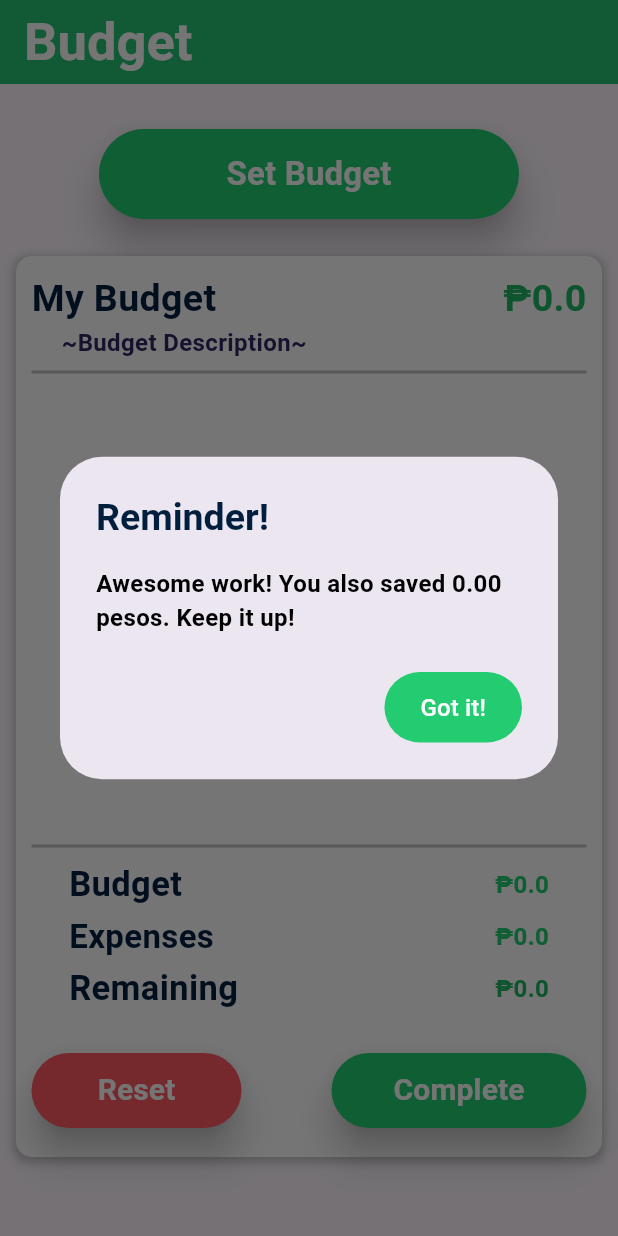
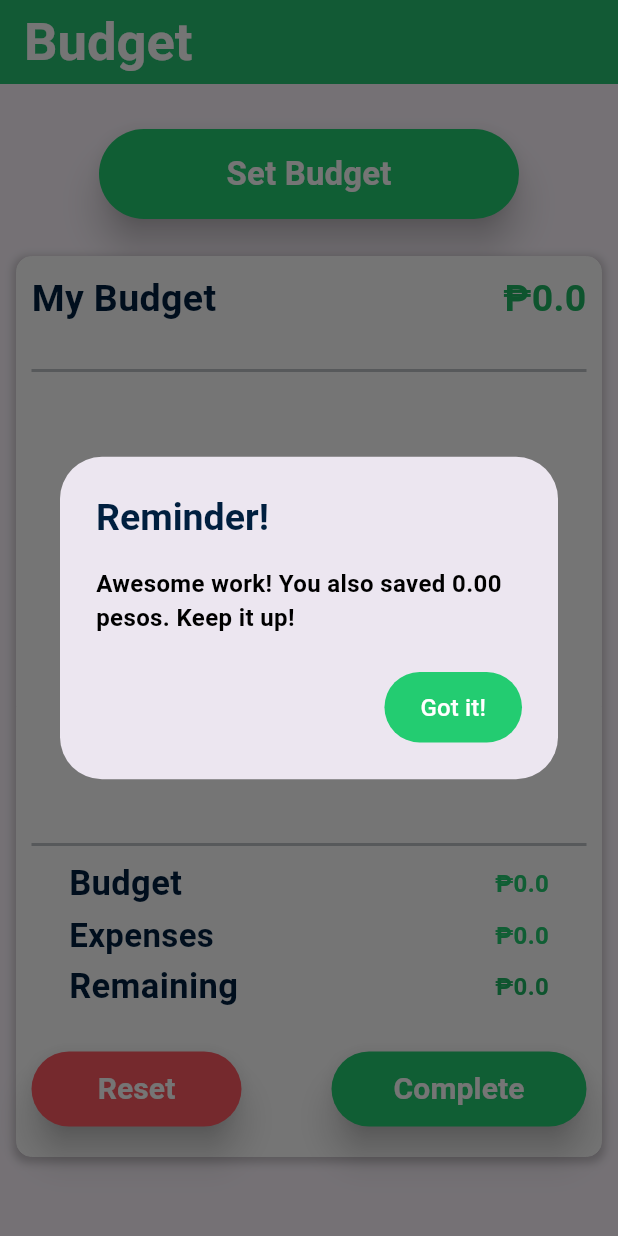
Before and after one commit to AzureSight/TrackUrCash, a Flutter app: the Budget screen opened directly, after a tap on "Complete", on a phone screen of 412 x 824 dp. Run offline on Flutter 3.47's test engine with Material 3 defaults, Android fonts, the phone set to English and light mode, and no system bars; our stand-ins replace cloud_firestore, firebase_auth, firebase_core, fl_chart, flutter_local_notifications, permission_handler and 1 more; accounts and stored records are empty; network calls fail; Roboto replaces fonts that are missing (Manrope, Nunito, Plus Jakarta Sans).

Commit message:
Changes on Budget db

```diff
--- a/lib/notif/notif.dart
+++ b/lib/notif/notif.dart
@@ -96,10 +96,8 @@ class NotificationService {
     double total = await reff.taketotal();
     double budget = await getbudget();
     double remaining = budget - total;
-    print(remaining);
 
     if (remaining < budget * 0.5) {
-      // Show notification
       await showNotification(
           title: 'Budget Alert', body: 'BUDGET NOTIF TESTING!');
       print("NOTIFIED");
--- a/lib/pages/Budget.dart
+++ b/lib/pages/Budget.dart
@@ -4,8 +4,7 @@ import 'dart:math';
 
 import 'package:cloud_firestore/cloud_firestore.dart';
 import 'package:finalproject_cst9l/notif/notif.dart';
-import 'package:finalproject_cst9l/pages/AllExpenses.dart';
-import 'package:finalproject_cst9l/pages/Refreshamount.dart';
+import 'package:finalproject_cst9l/pages/Transactions_budget.dart';
 import 'package:firebase_auth/firebase_auth.dart';
 import 'package:flutter/material.dart';
 import 'package:flutter/services.dart';
@@ -25,6 +24,8 @@ class _BudgetState extends State<Budget> {
   final TextEditingController _budgetController = TextEditingController();
   final TextEditingController _budgetdetailController = TextEditingController();
   double budget = 0.0;
+  String budgetdesc = "";
+  double tot = 0.0;
   var uid = Uuid();
   //DIALOG BOX TO ADD EXPENSES HERE
 
@@ -314,22 +315,36 @@ class _BudgetState extends State<Budget> {
     if (user != null) {
       try {
         // Retrieve all documents from the 'users' collection
-        DocumentSnapshot userDocument = await FirebaseFirestore.instance
+        QuerySnapshot userDocument = await FirebaseFirestore.instance
             .collection("Users")
             .doc(user.uid)
+            .collection("budget")
+            .where("status", isEqualTo: "active")
             .get();
 
-        // Iterate through each document in the collection
-        if (userDocument.exists) {
+        if (userDocument.docs.isNotEmpty) {
+          var activeBudget = userDocument.docs.first;
+          print("Active Budget Data: ${activeBudget.data()}");
           Map<String, dynamic> userData =
-              userDocument.data() as Map<String, dynamic>;
-          // Retrieve 'name' field from the document
-          //  String? userName = userData['name'];
-          double newBudget = userData['budget'];
+              activeBudget.data() as Map<String, dynamic>;
+
+          // Check if the value is stored as an int, and convert it to double if necessary
+          double newBudget = userData['budget_amount'] is int
+              ? (userData['budget_amount'] as int)
+                  .toDouble() // Convert int to double
+              : userData['budget_amount']
+                  as double; // If it's already a double, no need to convert
+
+          String newbudgetdesc = userData['budget_desc'];
           setState(() {
-            budget = newBudget; // Update the 'budget' variable
+            budget = newBudget;
+            budgetdesc = newbudgetdesc;
           });
-          // Here, you might want to match the user ID with the current user's ID
+        } else {
+          setState(() {
+            budget = 0.0;
+            budgetdesc = "";
+          });
         }
       } catch (e) {
         print("Error retrieving data: $e");
@@ -337,10 +352,66 @@ class _BudgetState extends State<Budget> {
     }
   }
 
-  var reff = Refresh();
-  Future<void> initializeTotal() async {
-    double total = await reff.taketotal();
-    tot = total;
+  // var budamount = BudgetGetter();
+  // Future<void> initializeTotal() async {
+  //   print("budget description: $budgetdesc");
+  //   double total = await budamount.fetchbudget();
+  //   tot = total;
+  //   print("expense AMOUNT IN BUDGET: $tot");
+  // }
+
+  Future<void> fetchexpenses() async {
+    final user = FirebaseAuth.instance.currentUser;
+
+    await FirebaseFirestore.instance.collection('Users').doc(user!.uid).get();
+
+    QuerySnapshot activeBudgetQuery = await FirebaseFirestore.instance
+        .collection('Users')
+        .doc(user.uid)
+        .collection('budget')
+        .where('status', isEqualTo: 'active')
+        .limit(1) // We expect only one active budget at a time
+        .get();
+
+    String activeBudgetDescription = " ";
+
+    if (activeBudgetQuery.docs.isNotEmpty) {
+      var activeBudgetDoc = activeBudgetQuery.docs.first;
+      activeBudgetDescription = activeBudgetDoc['budget_desc'];
+    }
+
+    DateTime now = DateTime.now();
+    DateTime startOfToday =
+        DateTime(now.year, now.month, now.day); // Start of current day
+    DateTime endOfToday = DateTime(
+        now.year, now.month, now.day, 23, 59, 59); // End of current day
+    double totalAmount = 0;
+    if (activeBudgetQuery.docs.isNotEmpty) {
+      QuerySnapshot expenseSnapshot = await FirebaseFirestore.instance
+          .collection('Users')
+          .doc(user.uid)
+          .collection('expenses')
+          .where('timestamp',
+              isGreaterThanOrEqualTo: startOfToday.millisecondsSinceEpoch)
+          .where('timestamp',
+              isLessThanOrEqualTo: endOfToday.millisecondsSinceEpoch)
+          .where('budget', isEqualTo: activeBudgetDescription)
+          .get();
+
+      List<QueryDocumentSnapshot> expenses = expenseSnapshot.docs;
+
+      for (var expense in expenses) {
+        totalAmount += (expense['amount'] as num).toDouble();
+      }
+
+      setState(() {
+        tot = totalAmount.toDouble();
+      });
+    } else {
+      setState(() {
+        tot = 0.0;
+      });
+    }
   }
 
   Future<void> submit() async {
@@ -354,6 +425,7 @@ class _BudgetState extends State<Budget> {
     if (user != null) {
       try {
         var amount = double.parse(_budgetController.text);
+        var desc = _budgetdetailController.text;
         var id = uid.v4();
 
         QuerySnapshot existingBudgets = await FirebaseFirestore.instance
@@ -373,7 +445,7 @@ class _BudgetState extends State<Budget> {
         var data = {
           "id": id,
           "budget_amount": amount,
-          "budget_desc": "last",
+          "budget_desc": desc,
           "status": "active",
           "created_at": FieldValue.serverTimestamp(),
         };
@@ -386,6 +458,7 @@ class _BudgetState extends State<Budget> {
             .set(data);
 
         _budgetController.clear();
+        _budgetdetailController.clear();
 
         print("New budget added and existing budgets updated to 'completed'.");
       } catch (e) {
@@ -394,7 +467,7 @@ class _BudgetState extends State<Budget> {
     } else {
       print("User not logged in");
     }
-    initializeTotal();
+    fetchexpenses();
     getbudget();
   }
 
@@ -451,20 +524,57 @@ class _BudgetState extends State<Budget> {
     }
   }
 
-  double tot = 0;
+  Future<void> completed() async {
+    final user = FirebaseAuth.instance.currentUser;
+    // int timestamp = DateTime.now().millisecondsSinceEpoch;
+
+    // // ignore: non_constant_identifier_names
+
+    // DateTime date = DateTime.now();
+
+    if (user != null) {
+      try {
+        QuerySnapshot existingBudgets = await FirebaseFirestore.instance
+            .collection('Users')
+            .doc(user.uid)
+            .collection('budget')
+            .get();
+
+        WriteBatch batch = FirebaseFirestore.instance.batch();
+
+        for (var doc in existingBudgets.docs) {
+          batch.update(doc.reference, {'status': 'completed'});
+        }
+
+        await batch.commit();
+
+        getbudget();
+        _budgetController.clear();
+      } catch (e) {
+        print("Error retrieving data: $e");
+      }
+    } else {
+      print("User not logged in");
+    }
+  }
 
   @override
   void initState() {
     super.initState();
-    initializeTotal();
-    getbudget();
+    initialize();
     NotificationService().checkBudget();
+  }
+
+  Future<void> initialize() async {
+    await getbudget();
+    await fetchexpenses();
   }
 
   double remaining = 0.0;
 
   @override
   Widget build(BuildContext context) {
+    print("Expenses$tot");
     if (budget == 0) {
       remaining = 0;
     } else {
@@ -518,7 +628,7 @@ class _BudgetState extends State<Budget> {
             ),
             content: Text(
               message,
-              style: TextStyle(
+              style: const TextStyle(
                 fontFamily: 'Ubuntu',
                 fontSize: 16,
                 fontWeight: FontWeight.bold,
@@ -528,6 +638,10 @@ class _BudgetState extends State<Budget> {
             actions: [
               TextButton(
                 onPressed: () {
+                  completed();
+                  getbudget();
+                  fetchexpenses();
+                  NotificationService().checkBudget();
                   Navigator.of(context).pop();
                 },
                 style: TextButton.styleFrom(
@@ -536,7 +650,7 @@ class _BudgetState extends State<Budget> {
                   padding: const EdgeInsets.symmetric(
                       horizontal: 24, vertical: 12), // Add padding if needed
                 ),
-                child: Text(
+                child: const Text(
                   "Got it!",
                   style: TextStyle(
                     fontFamily: 'Ubuntu', // Use Ubuntu font
@@ -550,7 +664,6 @@ class _BudgetState extends State<Budget> {
       );
     }
 
-    print(roundedRemaining);
     return Scaffold(
       appBar: AppBar(
         backgroundColor: const Color(0xFF23cc71),
@@ -687,12 +800,13 @@ class _BudgetState extends State<Budget> {
                               ],
                             ),
                             Align(
-                              alignment: AlignmentDirectional(-1.00, -1.00),
+                              alignment:
+                                  const AlignmentDirectional(-1.00, -1.00),
                               child: Padding(
-                                padding: EdgeInsets.fromLTRB(20, 0, 0, 0),
+                                padding: const EdgeInsets.fromLTRB(20, 0, 0, 0),
                                 child: Text(
-                                  '~Budget Description~',
-                                  style: TextStyle(
+                                  budgetdesc,
+                                  style: const TextStyle(
                                     fontFamily: 'Manrope',
                                     color: Color(0xFF2E2863),
                                     fontSize: 16,
@@ -715,7 +829,9 @@ class _BudgetState extends State<Budget> {
                           color: const Color.fromARGB(255, 255, 255, 255),
                           height:
                               300, // Replace with an appropriate fixed height
-                          child: AllExpensesDashboard(),
+                          child: Transactions_Budget(
+                            data: budgetdesc,
+                          ),
                         ),
 
                         const Divider(
@@ -745,7 +861,7 @@ class _BudgetState extends State<Budget> {
                                 ),
                               ),
                               Padding(
-                                padding: EdgeInsets.fromLTRB(0, 0, 25, 0),
+                                padding: const EdgeInsets.fromLTRB(0, 0, 25, 0),
                                 child: Text(
                                   '₱$budget',
                                   // ₱
@@ -892,7 +1008,6 @@ class _BudgetState extends State<Budget> {
                                 padding: const EdgeInsets.fromLTRB(0, 5, 0, 5),
                                 child: ElevatedButton(
                                   onPressed: () {
-                                    submitreset();
                                     openReminderBox(context);
                                   },
                                   style: ElevatedButton.styleFrom(
--- a/lib/pages/Dashboard.dart
+++ b/lib/pages/Dashboard.dart
@@ -1,8 +1,4 @@
 import 'package:cloud_firestore/cloud_firestore.dart';
-import 'package:finalproject_cst9l/pages/Budget.dart';
-
-import 'package:finalproject_cst9l/pages/Expenses.dart';
-import 'package:finalproject_cst9l/pages/Profile.dart';
 import 'package:finalproject_cst9l/pages/Transactionstoday.dart';
 import 'package:finalproject_cst9l/pages/Fetchbargraphdata.dart';
 
@@ -55,7 +51,7 @@ Future<double> Caltotal() async {
 double total = 0.0;
 Future<double> gettotal() async {
   total = await Caltotal();
-  print('Total amount: $total');
+  // print('Total amount: $total');
 
   return total;
   // Use the 'total' variable wherever you need it in your code
--- /dev/null
+++ b/lib/pages/Transactions_budget.dart
@@ -0,0 +1,75 @@
+import 'package:cloud_firestore/cloud_firestore.dart';
+import 'package:finalproject_cst9l/pages/Dashboard.dart';
+import 'package:finalproject_cst9l/pages/displayrecords.dart';
+import 'package:finalproject_cst9l/pages/update.dart';
+import 'package:firebase_auth/firebase_auth.dart';
+import 'package:flutter/material.dart';
+
+class Transactions_Budget extends StatelessWidget {
+  var data = "";
+
+  Transactions_Budget({
+    super.key,
+    required this.data,
+  });
+
+  final userid = FirebaseAuth.instance.currentUser!.uid;
+  Update up = Update();
+  @override
+  Widget build(BuildContext context) {
+    gettotal();
+    DateTime now = DateTime.now();
+    DateTime startOfToday =
+        DateTime(now.year, now.month, now.day); // Start of current day
+    DateTime endOfToday = DateTime(
+        now.year, now.month, now.day, 23, 59, 59); // End of current day
+    String desc = data.toString();
+    return StreamBuilder<QuerySnapshot>(
+        stream: FirebaseFirestore.instance
+            .collection('Users')
+            .doc(userid)
+            .collection('expenses')
+            .where('timestamp',
+                isGreaterThanOrEqualTo: startOfToday.millisecondsSinceEpoch)
+            .where('timestamp',
+                isLessThanOrEqualTo: endOfToday.millisecondsSinceEpoch)
+            .where('budget', isEqualTo: desc)
+            .orderBy("timestamp", descending: false)
+            .snapshots(),
+        builder: (BuildContext context, AsyncSnapshot<QuerySnapshot> snapshot) {
+          if (snapshot.hasError) {
+            return const Center(child: Text('Something went wrong'));
+          } else if (snapshot.connectionState == ConnectionState.waiting) {
+            return const Center(child: Text("loading"));
+          } else if (!snapshot.hasData || snapshot.data!.docs.isEmpty) {
+            return const Center(child: Text("No Records"));
+          }
+
+          // return ListView(
+          //   children: snapshot.data!.docs.map((DocumentSnapshot document) {
+          //   Map<String, dynamic> data = document.data()! as Map<String, dynamic>;
+          //     return ListTile(
+          //       title: Text(data['full_name']),
+          //       subtitle: Text(data['company']),
+          //     );
+          //   }).toList(),
+          // );
+          var data = snapshot.data!.docs;
+          return ListView.builder(
+            shrinkWrap: true,
+            itemCount: data.length,
+            // /physics: NeverScrollableScrollPhysics(),
+            //   itemCount: yourItemList.length, // Replace with your actual item list length
+            itemBuilder: (context, index) {
+              var expensedata = data[index];
+              return displayrecords(
+                data: expensedata,
+                onSelect: () {
+                  print("tapped");
+                },
+              );
+            },
+          );
+        });
+  }
+}
```
Also changed, not shown: lib/pages/Expenses.dart (+10 -6 lines), lib/pages/budgetexpamount.dart (added, +59 -0 lines), lib/pages/displayrecords.dart (+7 -5 lines), lib/pages/update.dart (+5 -11 lines).
